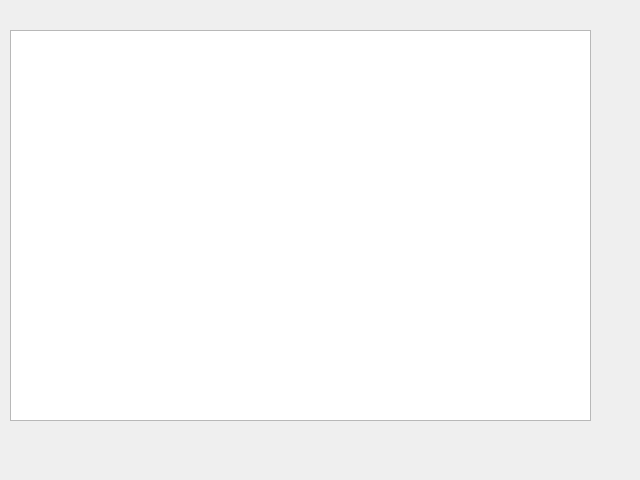
This is QT/company/Server/fanancial.ui in WeberLiu94/QT as Qt 5 draws it before an edit. The edited form follows.
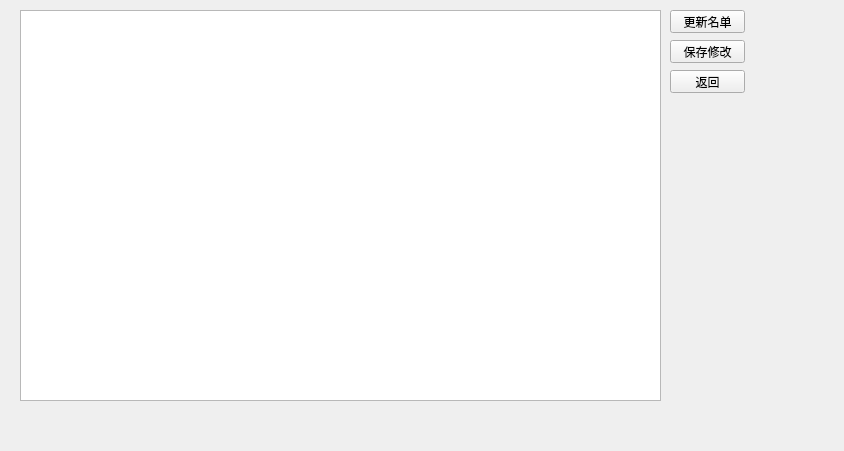
This is the edited form.

Diff of the .ui file:
```diff
--- a/QT/company/Server/fanancial.ui
+++ b/QT/company/Server/fanancial.ui
@@ -6,23 +6,65 @@
    <rect>
     <x>0</x>
     <y>0</y>
-    <width>640</width>
-    <height>480</height>
+    <width>844</width>
+    <height>451</height>
    </rect>
   </property>
   <property name="windowTitle">
    <string>Form</string>
   </property>
-  <widget class="QColumnView" name="columnView">
+  <property name="styleSheet">
+   <string notr="true"/>
+  </property>
+  <widget class="QTableView" name="tableView_wage">
    <property name="geometry">
     <rect>
-     <x>10</x>
-     <y>30</y>
-     <width>581</width>
+     <x>20</x>
+     <y>10</y>
+     <width>641</width>
      <height>391</height>
     </rect>
    </property>
   </widget>
+  <widget class="QPushButton" name="return_main">
+   <property name="geometry">
+    <rect>
+     <x>670</x>
+     <y>70</y>
+     <width>75</width>
+     <height>23</height>
+    </rect>
+   </property>
+   <property name="text">
+    <string>返回</string>
+   </property>
+  </widget>
+  <widget class="QPushButton" name="save">
+   <property name="geometry">
+    <rect>
+     <x>670</x>
+     <y>40</y>
+     <width>75</width>
+     <height>23</height>
+    </rect>
+   </property>
+   <property name="text">
+    <string>保存修改</string>
+   </property>
+  </widget>
+  <widget class="QPushButton" name="get_names">
+   <property name="geometry">
+    <rect>
+     <x>670</x>
+     <y>10</y>
+     <width>75</width>
+     <height>23</height>
+    </rect>
+   </property>
+   <property name="text">
+    <string>更新名单</string>
+   </property>
+  </widget>
  </widget>
  <resources/>
  <connections/>
```
